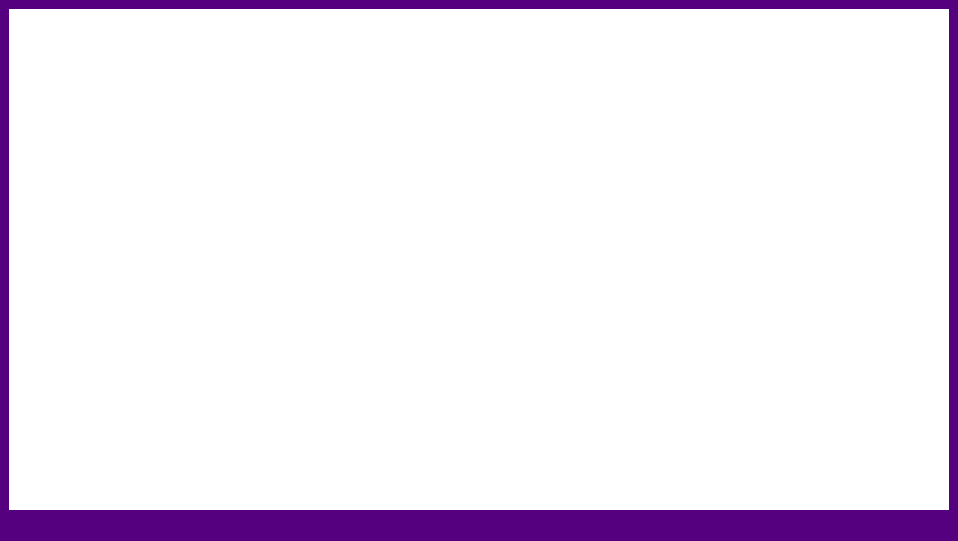
The window that transportation_company_qt_app/mainwindow.ui (OlafBieganski/Transportation-company-managment-app) describes before a commit, drawn with Qt 5.
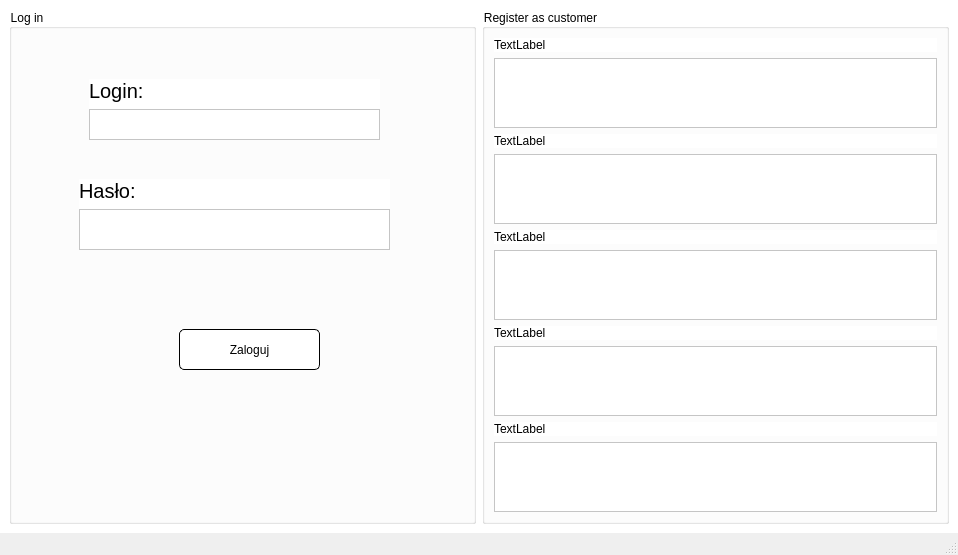
The same window after the commit. The open tabs and pages were chosen to show the change.

Commit message: dodano okno logowania

Diff of the .ui file:
```diff
--- a/transportation_company_qt_app/mainwindow.ui
+++ b/transportation_company_qt_app/mainwindow.ui
@@ -17,10 +17,43 @@
    <string>MainWindow</string>
   </property>
   <property name="styleSheet">
-   <string notr="true">background-color: rgb(85, 0, 127);</string>
+   <string notr="true">background-color: rgb(31, 7, 168);
+
+QPusgButton {
+color: black;
+font: bold 20pt &quot;Segoe UI&quot;;
+border-width: 1px;
+border-style: outset;
+border-color: black;
+border-radius: 5px;
+}</string>
   </property>
   <widget class="QWidget" name="centralwidget">
+   <property name="styleSheet">
+    <string notr="true">background-color: rgb(31, 7, 168);
+
+QPusgButton {
+color: black;
+font: bold 20pt &quot;Segoe UI&quot;;
+border-width: 1px;
+border-style: outset;
+border-color: black;
+border-radius: 5px;
+}</string>
+   </property>
    <layout class="QHBoxLayout" name="horizontalLayout">
+    <property name="leftMargin">
+     <number>0</number>
+    </property>
+    <property name="topMargin">
+     <number>0</number>
+    </property>
+    <property name="rightMargin">
+     <number>0</number>
+    </property>
+    <property name="bottomMargin">
+     <number>0</number>
+    </property>
     <item>
      <widget class="QStackedWidget" name="stackedWidget">
       <property name="styleSheet">
@@ -110,7 +143,182 @@
         </item>
        </layout>
       </widget>
-      <widget class="QWidget" name="page_2"/>
+      <widget class="QWidget" name="page_2">
+       <layout class="QHBoxLayout" name="horizontalLayout_3" stretch="1,1">
+        <item>
+         <widget class="QGroupBox" name="groupBox">
+          <property name="sizePolicy">
+           <sizepolicy hsizetype="Minimum" vsizetype="Minimum">
+            <horstretch>0</horstretch>
+            <verstretch>0</verstretch>
+           </sizepolicy>
+          </property>
+          <property name="title">
+           <string>Log in</string>
+          </property>
+          <property name="checkable">
+           <bool>false</bool>
+          </property>
+          <widget class="QPushButton" name="pushButton_4">
+           <property name="geometry">
+            <rect>
+             <x>170</x>
+             <y>320</y>
+             <width>141</width>
+             <height>41</height>
+            </rect>
+           </property>
+           <property name="sizePolicy">
+            <sizepolicy hsizetype="Fixed" vsizetype="Fixed">
+             <horstretch>0</horstretch>
+             <verstretch>0</verstretch>
+            </sizepolicy>
+           </property>
+           <property name="styleSheet">
+            <string notr="true">color: black;
+font: 10pt &quot;Segoe UI&quot;;
+border-width: 1px;
+border-style: outset;
+border-color: black;
+border-radius: 5px;
+</string>
+           </property>
+           <property name="text">
+            <string>Zaloguj</string>
+           </property>
+          </widget>
+          <widget class="QWidget" name="">
+           <property name="geometry">
+            <rect>
+             <x>80</x>
+             <y>70</y>
+             <width>291</width>
+             <height>61</height>
+            </rect>
+           </property>
+           <layout class="QVBoxLayout" name="verticalLayout_2">
+            <item>
+             <widget class="QLabel" name="label">
+              <property name="styleSheet">
+               <string notr="true">color: black;
+font: 10 20px;</string>
+              </property>
+              <property name="text">
+               <string>Login:</string>
+              </property>
+             </widget>
+            </item>
+            <item>
+             <widget class="QTextEdit" name="textEdit"/>
+            </item>
+           </layout>
+          </widget>
+          <widget class="QWidget" name="">
+           <property name="geometry">
+            <rect>
+             <x>70</x>
+             <y>170</y>
+             <width>311</width>
+             <height>71</height>
+            </rect>
+           </property>
+           <layout class="QVBoxLayout" name="verticalLayout_3">
+            <item>
+             <widget class="QLabel" name="label_2">
+              <property name="styleSheet">
+               <string notr="true">color: black;
+font: 10 20px;</string>
+              </property>
+              <property name="text">
+               <string>Hasło:</string>
+              </property>
+             </widget>
+            </item>
+            <item>
+             <widget class="QTextEdit" name="textEdit_2"/>
+            </item>
+           </layout>
+          </widget>
+         </widget>
+        </item>
+        <item>
+         <widget class="QGroupBox" name="groupBox_2">
+          <property name="styleSheet">
+           <string notr="true"/>
+          </property>
+          <property name="title">
+           <string>Register as customer</string>
+          </property>
+          <layout class="QVBoxLayout" name="verticalLayout_4">
+           <item>
+            <widget class="QLabel" name="label_3">
+             <property name="text">
+              <string>TextLabel</string>
+             </property>
+            </widget>
+           </item>
+           <item>
+            <widget class="QTextEdit" name="textEdit_3"/>
+           </item>
+           <item>
+            <widget class="QLabel" name="label_4">
+             <property name="text">
+              <string>TextLabel</string>
+             </property>
+            </widget>
+           </item>
+           <item>
+            <widget class="QTextEdit" name="textEdit_4"/>
+           </item>
+           <item>
+            <widget class="QLabel" name="label_5">
+             <property name="text">
+              <string>TextLabel</string>
+             </property>
+            </widget>
+           </item>
+           <item>
+            <widget class="QTextEdit" name="textEdit_5"/>
+           </item>
+           <item>
+            <widget class="QLabel" name="label_6">
+             <property name="text">
+              <string>TextLabel</string>
+             </property>
+            </widget>
+           </item>
+           <item>
+            <widget class="QTextEdit" name="textEdit_6">
+             <property name="sizePolicy">
+              <sizepolicy hsizetype="Expanding" vsizetype="Expanding">
+               <horstretch>0</horstretch>
+               <verstretch>0</verstretch>
+              </sizepolicy>
+             </property>
+            </widget>
+           </item>
+           <item>
+            <widget class="QLabel" name="label_7">
+             <property name="text">
+              <string>TextLabel</string>
+             </property>
+            </widget>
+           </item>
+           <item>
+            <widget class="QTextEdit" name="textEdit_7">
+             <property name="sizePolicy">
+              <sizepolicy hsizetype="Expanding" vsizetype="Expanding">
+               <horstretch>0</horstretch>
+               <verstretch>0</verstretch>
+              </sizepolicy>
+             </property>
+            </widget>
+           </item>
+          </layout>
+         </widget>
+        </item>
+       </layout>
+      </widget>
      </widget>
     </item>
    </layout>
```
Left out of the diff: 6 changed lines with no effect on the pictures. The commit also changes 1 other file.
